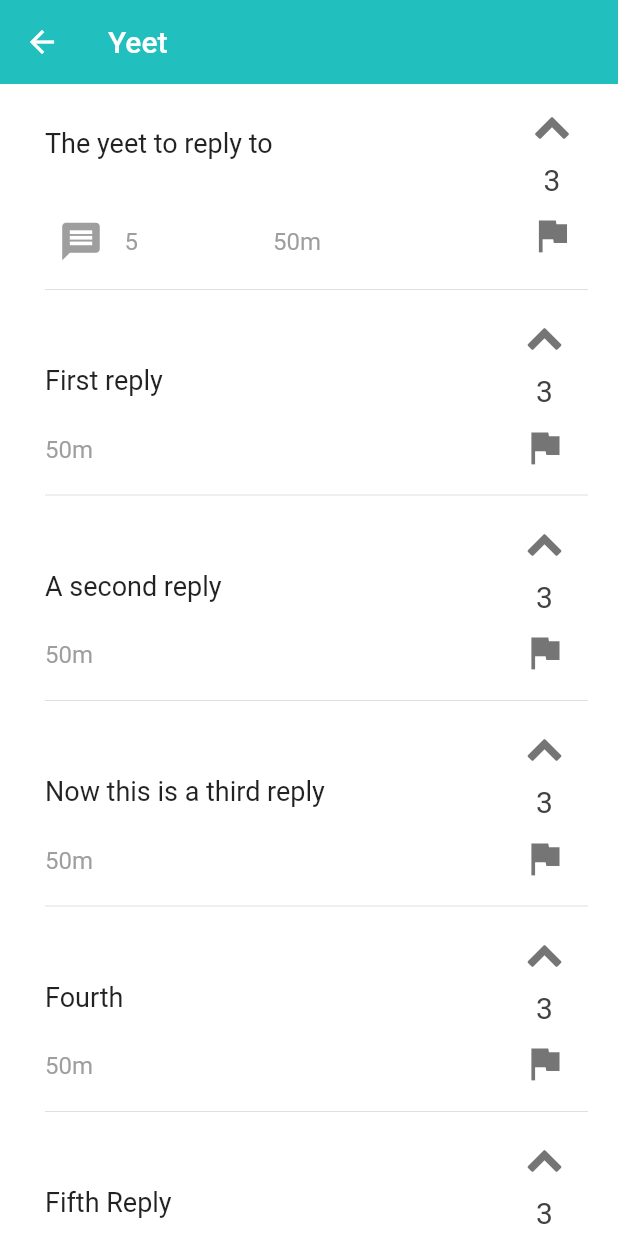
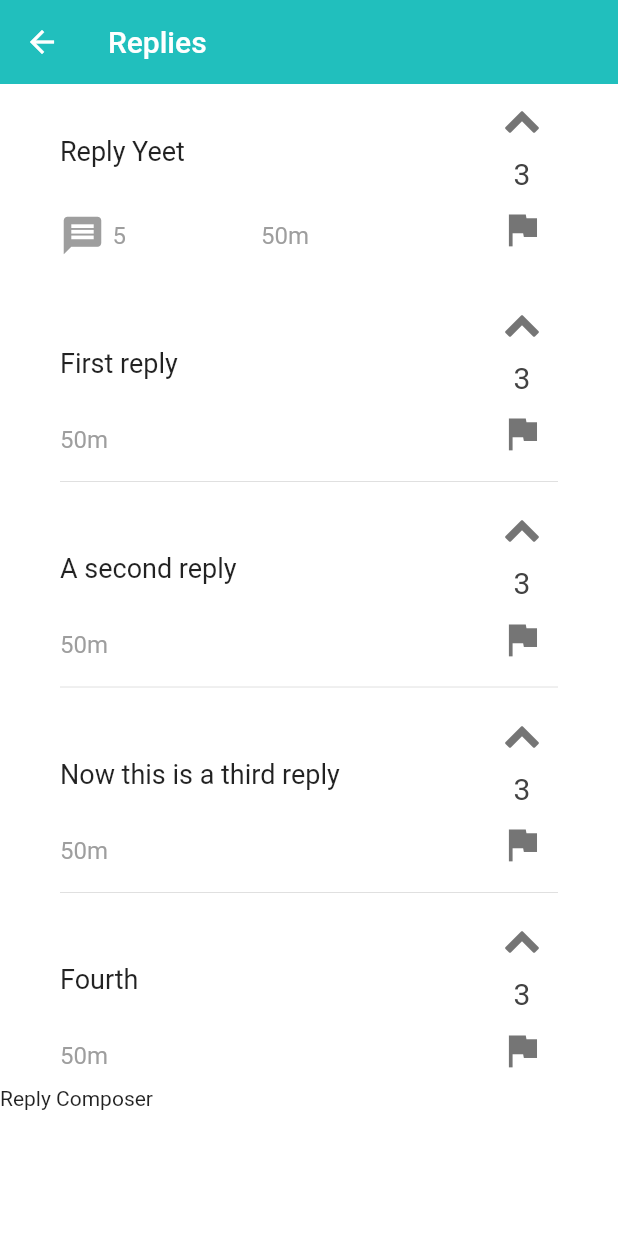
Before and after one commit to Jonbat/YeetPost-Mobile, a Flutter app: the screen it shows after launch, tab 2 chosen, after a tap on the "message" icon, on a phone screen of 412 x 824 dp. Run offline on Flutter 3.47's test engine with Material 2 defaults, Android fonts, the phone set to English and light mode, and no system bars; Roboto replaces fonts that are missing (Montserrat).

Commit message:
Yeet pages for locations

```diff
--- /dev/null
+++ b/lib/customTextBox.dart
@@ -0,0 +1,23 @@
+import 'package:flutter/material.dart';
+
+class CustomTextBox extends StatelessWidget {
+  final String inputText;
+  CustomTextBox(this.inputText);
+
+  @override
+  Widget build(BuildContext context) {
+    return Container(
+      width: 275,
+      child: Text(
+        inputText,
+        overflow: TextOverflow.ellipsis,
+        maxLines: 5,
+        style: TextStyle(
+          fontFamily: 'Montserrat',
+          height: 1.15,
+          fontSize: 18.0,
+        )
+      ),
+    );
+  }
+}
--- a/lib/location.dart
+++ b/lib/location.dart
@@ -1,20 +1,7 @@
+import 'package:first_app/yeetPage.dart';
 import 'package:flutter/material.dart';
 
 class Location extends StatelessWidget {
-  @override
-  Widget build(BuildContext context) {
-    return MaterialApp(
-      home: LocationPage(),
-    );
-  }
-}
-
-class LocationPage extends StatefulWidget {
-  @override
-  LocationPageState createState() => LocationPageState();
-}
-
-class LocationPageState extends State<LocationPage> {
   @override
   Widget build(BuildContext context) {
     return Scaffold(
@@ -40,7 +27,7 @@ class LocationPageState extends State<LocationPage> {
                 )
               ),
             ),
-            buildLocations()
+            buildLocations(context)
           ],
         )
       )
@@ -50,7 +37,7 @@ class LocationPageState extends State<LocationPage> {
 
 List<String> locations = ["SAU", "Duck", "Banana", "ChickenDuck", "Cow", "Frog", "Fish", "dog" , "dog", "dog", "dog", "dog"];
 
-Widget buildLocations() {
+Widget buildLocations(context) {
   return ListView.separated(
     physics: ScrollPhysics(),
     padding: EdgeInsets.only(left: 50, right: 50),
@@ -60,18 +47,26 @@ Widget buildLocations() {
       return Divider();
     },
     itemBuilder: (BuildContext context, int index) {
-      return buildLocation(locations[index]);
+      return buildLocation(context, locations[index]);
     }
   );
 }
 
-Widget buildLocation(String locationName) {
-  return Row(
+Widget buildLocation(context, String locationName) {
+  return InkWell(
+    onTap: () {
+      Navigator.push(
+          context,
+          MaterialPageRoute(builder: (context) => YeetPage(locationName))
+        );
+      print(locationName);
+    },
+    child: Row(
       mainAxisAlignment: MainAxisAlignment.spaceBetween,
       children: [
         Row(
           children: [
-          SizedBox(height: 75.0, width: 5.0),
+            SizedBox(height: 75.0, width: 5.0,),
             Text(
               locationName,
               style: TextStyle(
@@ -83,11 +78,8 @@ Widget buildLocation(String locationName) {
             )
           ]
         ),
-      IconButton(
-        icon: Icon(Icons.arrow_forward_ios),
-        color: Colors.grey[600],
-        onPressed: () {}
+        Icon(Icons.arrow_forward_ios, color: Colors.grey[600]),
+      ],
     ),
-    ],
   );
 }
--- a/lib/main.dart
+++ b/lib/main.dart
@@ -8,6 +8,7 @@ import 'package:flutter/widgets.dart';
 void main() => runApp(MaterialApp(
   debugShowCheckedModeBanner: false,
   title: "YeetPost",
+
   theme: ThemeData(
     // update font later
     // String fontFamily : ,
@@ -19,9 +20,28 @@ void main() => runApp(MaterialApp(
     textSelectionHandleColor: Color(0xFF21BFBD),
     //primaryColor:  Color(0xFF21BFBD),
     //accentColor: Colors.white,
+    inputDecorationTheme: InputDecorationTheme(
+      labelStyle: TextStyle(
+        color: Colors.grey,
       ),
+      fillColor: Colors.white,
+      enabledBorder: OutlineInputBorder(
+        borderRadius: BorderRadius.circular(25.0),
+        borderSide: BorderSide(
+          color: Colors.grey[600],
+        ),
+      ),
+      focusedBorder: OutlineInputBorder(
+        borderRadius: BorderRadius.circular(25.0),
+        borderSide: BorderSide(
+          color: Color(0xFF21BFBD),
+        ),
+      ),
+    )),
+
     home: MyApp(),
-));
+  )
+);
 
 class MyApp extends StatefulWidget {
   @override
@@ -57,7 +77,9 @@ class MyAppState extends State<MyApp> with SingleTickerProviderStateMixin {
       */
           elevation: 0.0, // no shadow
           backgroundColor: Color(0xFF21BFBD),
-      flexibleSpace: SafeArea(child: getTabBar(), ),
+          flexibleSpace: SafeArea(
+            child: getTabBar(),
+          ),
         ),
         body: getTabBarPages());
   }
@@ -72,17 +94,15 @@ class MyAppState extends State<MyApp> with SingleTickerProviderStateMixin {
           Tab(icon: Icon(Icons.trending_up, size: 30.0)),
           Tab(icon: Icon(Icons.person_outline, size: 30.0)),
           Tab(icon: Icon(Icons.create, size: 30.0)),
-      ]
-    );
+        ]);
   }
 
   Widget getTabBarPages() {
-    return TabBarView(controller: tabController,
-      children: <Widget>[
-      LocationPage(),
-      TrendingPage(),
-      ProfilePage(),
-      WriteYeetPage(),
+    return TabBarView(controller: tabController, children: <Widget>[
+      Location(),
+      Trending(),
+      Profile(),
+      WriteYeet(),
     ]);
   }
 }
--- a/lib/reply.dart
+++ b/lib/reply.dart
@@ -3,38 +3,28 @@ import 'custom_icons.dart';
 
 class Reply extends StatelessWidget {
   final String replyText;
-  Reply(this.replyText);
+  Reply([this.replyText]);
 
   @override
   Widget build(BuildContext context) {
-    return Column(
-      children: [
-        Divider(),
-        Padding(
-          padding: EdgeInsets.only(left: 0.0, right: 5.0, top: 0.0),
-          child: Row(
+    return Row(
       mainAxisAlignment: MainAxisAlignment.spaceBetween,
       children: [
         createText(replyText),
         makeUpvotes()
       ],
-          ),
-        )
-      ]
     );
   }
 
-Widget createText(yeetText) {
+  Widget createText(replyText) {
     return Column(
-    children: [
-      Column(
       crossAxisAlignment: CrossAxisAlignment.start,
       children:[
         SizedBox(height: 30.0, width: 0.0),
         Container(
-            width: 270,
+          width: 275,
           child: Text(
-              yeetText,
+            replyText,
             overflow: TextOverflow.ellipsis,
             maxLines: 5,
             style: TextStyle(
@@ -44,10 +34,8 @@ Widget createText(yeetText) {
             )
           ),
         ),
-          SizedBox(height: 25.0, width: 0.0),
+        SizedBox(height: 30.0, width: 0.0),
         Text("50m", style: TextStyle(fontSize: 16, color: Colors.grey[500]),),
-        ]
-      ),
       ]
     );
   }
@@ -72,24 +60,18 @@ Widget makeUpvotes() {
     );
   }
 
-
-Widget makeLikeButton({isActive}) {
-  return Container(
-    padding: EdgeInsets.symmetric(horizontal: 20, vertical: 5),
-    decoration: BoxDecoration(
-      border: Border.all(color: Colors.grey[200]),
-      borderRadius: BorderRadius.circular(50),
-    ),
-    child: Center(
-      child: Row(
-        mainAxisAlignment: MainAxisAlignment.center,
-        children: <Widget>[
-          Icon(Icons.thumb_up, color: isActive ? Colors.blue : Colors.grey, size: 18,),
-          SizedBox(width: 5,),
-          Text("Like", style: TextStyle(color: isActive ? Colors.blue : Colors.grey),)
-        ],
-      ),
-    ),
+  Widget buildReplies(List<String> replies) {
+    return ListView.separated(
+      physics: ScrollPhysics(),
+      padding: EdgeInsets.only(left: 40, right: 40),
+      shrinkWrap: true,
+      itemCount: replies.length,
+      separatorBuilder: (context, index) {
+        return Divider();
+      },
+      itemBuilder: (BuildContext context, int index) {
+        return Reply(replies[index]);
+      }
     );
   }
 }
--- a/lib/replyPage.dart
+++ b/lib/replyPage.dart
@@ -1,47 +1,40 @@
 import 'package:flutter/material.dart';
+import 'yeet.dart';
 import 'reply.dart';
-import 'yeet.dart';
 
-class ReplyView extends StatelessWidget {
-  @override
-  Widget build(BuildContext context) {
-    return MaterialApp(
-      home: ReplyPage(),
-    );
-  }
-}
-
-class ReplyPage extends StatefulWidget {
-  @override
-  ReplyPageState createState() => ReplyPageState();
-}
-
-class ReplyPageState extends State<ReplyPage> {
-  @override
+class ReplyPage extends StatelessWidget {
+ @override
   Widget build(BuildContext context) {
     return Scaffold(
       appBar: AppBar(
-        title: Text('Yeet'),
+        title: Text('Replies'),
           elevation: 0.0, // no shadow
           backgroundColor: Color(0xFF21BFBD),
       ),
       backgroundColor: Colors.white,
       body: ListView(
-        primary: false,
-        padding: EdgeInsets.only(left: 30.0, right: 20.0),
-        children: <Widget>[
-          Yeet("The yeet to reply to"),
-          buildReplies(),
-        ],
-      ),
+      children: [
+        Padding(
+          padding: EdgeInsets.only(left: 40, right: 40),
+          child: Column(
+            children: <Widget>[
+              Yeet("Reply Yeet", true),
+              SizedBox(height: 15,)
+            ],
+          ),
+        ),
+        Reply().buildReplies(replyList),
+        replyComposer()
+      ],
+      )
     );
   }
 }
 
-List<String> replies = ["First reply", "A second reply", "Now this is a third reply", "Fourth", "Fifth Reply"];
+// Reply composer: chat UI video 59:00
 
-Widget buildReplies() {
-  return new Column(
-    children: replies.map((reply) => new Reply(reply)).toList()
-  );
+Widget replyComposer() {
+  return Text("Reply Composer");
 }
+
+List<String> replyList = ["First reply", "A second reply", "Now this is a third reply", "Fourth", ];
--- a/lib/trending.dart
+++ b/lib/trending.dart
@@ -1,28 +1,13 @@
 import 'package:flutter/material.dart';
 import 'yeet.dart';
+
+
+List<String> trendingYeets = ["Trending yeet 1", "Trending yeet 2", "Banana", "Tomato", "Pancake"];
 
 class Trending extends StatelessWidget {
   @override
   Widget build(BuildContext context) {
-    return MaterialApp(
-      home: TrendingPage(),
-    );
-  }
-}
-
-class TrendingPage extends StatefulWidget {
-  @override
-  TrendingPageState createState() => TrendingPageState();
-}
-
-List<String> trendingYeets = ["Trending yeet 1", "Trending yeet 2", "Banana", "Tomato", "Pancake"];
-
-class TrendingPageState extends State<TrendingPage> {
-  @override
-  Widget build(BuildContext context) {
-    return Scaffold(
-      backgroundColor: Colors.white,
-      body: ListView(
+    return ListView(
       children: [
         Padding(
           padding: EdgeInsets.only(left: 40, top: 20, bottom: 20),
@@ -38,7 +23,6 @@ class TrendingPageState extends State<TrendingPage> {
         ),
         Yeet().buildYeets(trendingYeets)
       ],
-      ),
     );
   }
 }
--- a/lib/yeet.dart
+++ b/lib/yeet.dart
@@ -1,29 +1,16 @@
+import 'package:first_app/customTextBox.dart';
 import 'package:first_app/replyPage.dart';
 import 'package:flutter/material.dart';
 import 'custom_icons.dart';
 
-class Yeet extends StatelessWidget {
+class Yeet extends StatefulWidget {
   final String yeetText;
-  Yeet([this.yeetText]);
-
+  final bool disableReplyButton;
+  Yeet([this.yeetText, this.disableReplyButton]);
   @override
-  Widget build(BuildContext context) {
-    return Row(
-      mainAxisAlignment: MainAxisAlignment.spaceBetween,
-      children: [
-        createText(yeetText, context),
-        makeUpvotes()
-      ],
-    );
+  State<StatefulWidget> createState() {
+    return YeetState(yeetText, disableReplyButton);
   }
-
-/*
-Widget buildYeets(List<String> yeets) {
-  return new Column(
-    children: yeets.map((yeet) => new Yeet(yeet)).toList()
-  );
-}
-*/
 
   Widget buildYeets(List<String> yeets) {
     return ListView.separated(
@@ -35,43 +22,41 @@ Widget buildYeets(List<String> yeets) {
         return Divider();
       },
       itemBuilder: (BuildContext context, int index) {
-      return Yeet(yeets[index]);
+        return Yeet(yeets[index], false);
       }
     );
   }
+}
 
-Widget createText(yeetText, context) {
+class YeetState extends State<Yeet> {
+  final String yeetText;
+  final bool disableReplyButton;
+  bool flagPressed, upvotePressed = false;
+
+  YeetState([this.yeetText, this.disableReplyButton]);
+
+  @override
+  Widget build(BuildContext context) {
+    return Row(
+      mainAxisAlignment: MainAxisAlignment.spaceBetween,
+      children: [
+        createText(context, yeetText, disableReplyButton),
+        makeUpvotes()
+      ],
+    );
+  }
+
+  Widget createText(context, yeetText, bool disableReplyButton) {
     return Column(
       crossAxisAlignment: CrossAxisAlignment.start,
       children:[
         SizedBox(height: 30.0),
-      Container(
-        width: 275,
-        child: Text(
-          yeetText,
-          overflow: TextOverflow.ellipsis,
-          maxLines: 5,
-          style: TextStyle(
-            fontFamily: 'Montserrat',
-            height: 1.15,
-            fontSize: 18.0,
-          )
-        ),
-      ),
+        CustomTextBox(yeetText),
         SizedBox(height: 30.0,),
         Row(
           mainAxisAlignment: MainAxisAlignment.spaceEvenly,
           children: <Widget>[
-          IconButton(
-            icon: Icon(Icons.message, size: 30),
-            color: Colors.grey[500],
-            onPressed: () {
-              Navigator.push(
-                context,
-                MaterialPageRoute(builder: (context) => ReplyPage())
-              );
-            }
-          ),
+            makeReplyIcon(context, disableReplyButton),
             SizedBox(width: 5.0),
             Text("5", style: TextStyle(fontSize: 16, color: Colors.grey[500]),),
             SizedBox(width: 90.0),
@@ -82,43 +67,57 @@ Widget createText(yeetText, context) {
     );
   }
 
+  Widget makeReplyIcon(context, disableReplyButton) {
+    if  (disableReplyButton) {
+      return Icon(Icons.message, size: 30, color: Colors.grey[500]);
+    } else {
+      return IconButton(
+        icon: Icon(Icons.message, size: 30),
+        color: Colors.grey[500],
+        onPressed: () {
+          Navigator.push(
+            context,
+            MaterialPageRoute(builder: (context) => ReplyPage())
+          );
+        }
+      );
+    }
+  }
+
   Widget makeUpvotes() {
     return Column(
       mainAxisAlignment: MainAxisAlignment.center,
       children: <Widget>[
         IconButton(
           icon: Icon(CustomIcons.up_open, size: 25,),
-        color: Colors.grey[600],
-        onPressed: () {}
+          color: (upvotePressed == true) ? Color(0xFF21BFBD) : Colors.grey[600],
+          onPressed: () {
+            setState(() {
+              if (upvotePressed) {
+                upvotePressed = false;
+              } else {
+                upvotePressed = true;
+              }
+            });
+          }
         ),
         Text("3", style: TextStyle(fontSize: 20, color: Colors.grey[800],)),
         SizedBox(height: 2.0),
         IconButton(
           icon: Icon(Icons.flag, size: 30,),
-        color: Colors.grey[600],
-        onPressed: () {}
+          color: (flagPressed == true) ? Colors.red : Colors.grey[600],
+          onPressed: () {
+            setState(() {
+              if (flagPressed == true) {
+                flagPressed = false;
+              } else {
+                flagPressed = true;
+              }
+            });
+          }
         ),
       ],
     );
   }
 
-Widget makeLikeButton({isActive}) {
-  return Container(
-    padding: EdgeInsets.symmetric(horizontal: 20, vertical: 5),
-    decoration: BoxDecoration(
-      border: Border.all(color: Colors.grey[200]),
-      borderRadius: BorderRadius.circular(50),
-    ),
-    child: Center(
-      child: Row(
-        mainAxisAlignment: MainAxisAlignment.center,
-        children: <Widget>[
-          Icon(Icons.thumb_up, color: isActive ? Colors.blue : Colors.grey, size: 18,),
-          SizedBox(width: 5,),
-          Text("Like", style: TextStyle(color: isActive ? Colors.blue : Colors.grey),)
-        ],
-      ),
-    ),
-  );
 }
-}
```
Also changed, not shown: lib/customButton.dart (added, +25 -0 lines), lib/profile.dart (+6 -32 lines), lib/writeYeet.dart (+49 -38 lines), lib/yeetPage.dart (added, +23 -0 lines). Lines whose indentation alone changed are shown as unchanged.
